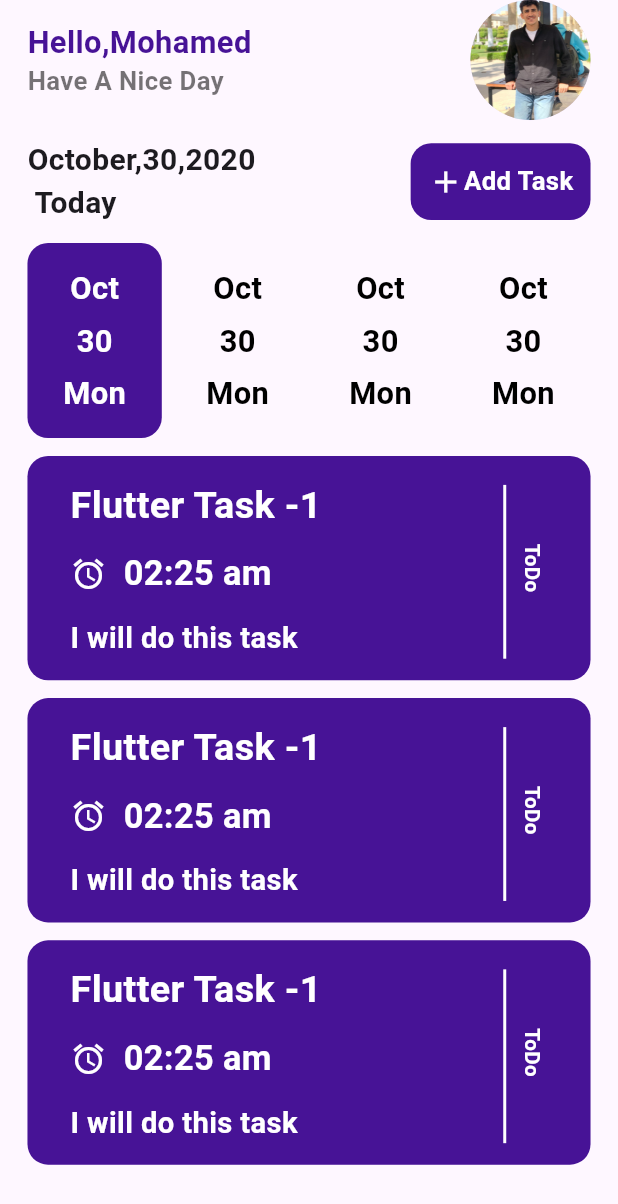
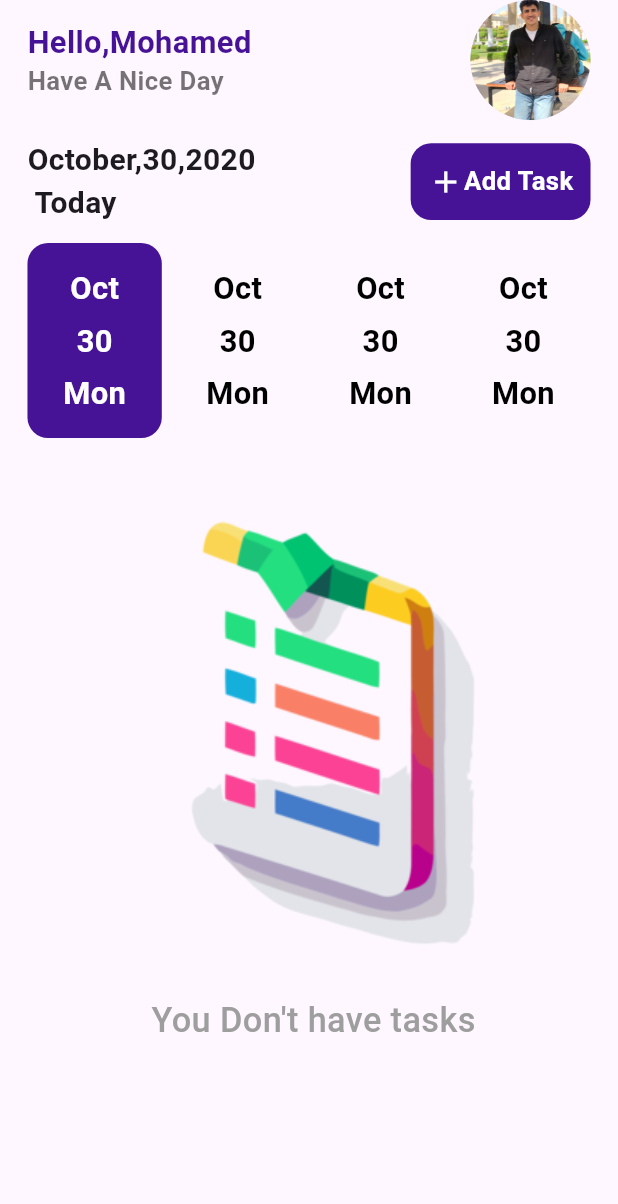
Before and after one commit to MohamedKhaled1151/Taskati_App, a Flutter app: the screen it shows after launch, on a phone screen of 412 x 824 dp. Shown: the top 1204 px of the screen. Run offline on Flutter 3.47's test engine with Material 3 defaults, Android fonts, the phone set to English and light mode, and no system bars; our stand-ins replace flutter_screenutil.

```diff
--- a/lib/features/add_task/widgets/select_color.dart
+++ b/lib/features/add_task/widgets/select_color.dart
@@ -19,7 +19,8 @@ class _SelectColorState extends State<SelectColor> {
      Colors.blue,
      Colors.red,
      Colors.deepPurple,
-     Colors.green
+     Colors.green,
+     Colors.grey
    ];
       int activeIndex=0;
 
--- a/lib/features/add_task/widgets/text_form_filed_with_title.dart
+++ b/lib/features/add_task/widgets/text_form_filed_with_title.dart
@@ -8,6 +8,7 @@ class TextFormFiledWithTitle extends StatelessWidget {
   final String hintText;
   final int maxLine ;
   final Icon?suffixIcon;
+  final TextEditingController? controller;
   final void Function()? onTap;
    final String? Function(String?)? validator;
   const TextFormFiledWithTitle({super.key,
@@ -15,7 +16,8 @@ class TextFormFiledWithTitle extends StatelessWidget {
     required this.hintText,
     this.maxLine=1,
     this.suffixIcon,
-    this.validator, this.onTap});
+    this.validator, this.onTap,
+    this.controller});
 
   @override
   Widget build(BuildContext context) {
@@ -28,6 +30,7 @@ class TextFormFiledWithTitle extends StatelessWidget {
         ),),
         SizedBox(height: 10.h,),
         TextFormField(
+          controller: controller ,
           onTap: onTap,
           readOnly: onTap!=null,
           decoration: InputDecoration(
--- /dev/null
+++ b/lib/features/home/models/taskmodel.dart
@@ -0,0 +1,23 @@
+
+
+import 'package:flutter/material.dart';
+
+class TaskModel{
+  final String title;
+  final String startTime;
+  final String endTime;
+  final String status;
+  final String des;
+  final Color taskColors;
+
+  TaskModel({required this.title,
+    required this.startTime, required this.endTime,
+    required this.status,
+    required this.des,
+  required this.taskColors
+  });
+
+ static List <TaskModel>tasks=[
+  //
+  ];
+}
--- a/lib/features/home/widgets/home_app_bar.dart
+++ b/lib/features/home/widgets/home_app_bar.dart
@@ -2,6 +2,7 @@
 
 import 'package:flutter/material.dart';
 import 'package:flutter_screenutil/flutter_screenutil.dart';
+import 'package:taskati/features/profile/profile_screan.dart';
 
 import '../../../core/thems/app_colors.dart';
 
@@ -28,11 +29,16 @@ class HomeAppBar extends StatelessWidget {
             ),),
           ],
         ),
-        CircleAvatar(
-          radius:35.r,
-          backgroundImage:
-          AssetImage("assets/images/IMG-20250501-WA0001.jpg"),
+        InkWell(
+          onTap: (){
+            Navigator.push(context, MaterialPageRoute(builder: (context)=>ProfileScrean()));
+          },
+          child: CircleAvatar(
+            radius:35.r,
+            backgroundImage:
+            AssetImage("assets/images/IMG-20250501-WA0001.jpg"),
 
+          ),
         )
       ],
     );
--- a/lib/features/home/widgets/task_Item.dart
+++ b/lib/features/home/widgets/task_Item.dart
@@ -2,35 +2,51 @@
 
 import 'package:flutter/material.dart';
 import 'package:flutter_screenutil/flutter_screenutil.dart';
+import 'package:taskati/features/home/models/taskmodel.dart';
 
 import '../../../core/thems/app_colors.dart';
 
 class TaskItem extends StatelessWidget {
-  const TaskItem({super.key});
+  const TaskItem({super.key, });
 
   @override
   Widget build(BuildContext context) {
-    return Expanded(
+    return TaskModel.tasks.isEmpty?
+       Column(
+        children: [
+            Image.asset("assets/images/empty.png"),
+          Text(" You Don't have tasks",style: TextStyle(
+            fontSize: 20.sp,
+            fontWeight: FontWeight.w500,
+             color: Colors.grey
+          ),),
+        ],
+      )
+    : Expanded(
       child: ListView.separated(
         separatorBuilder:(context,index)=>SizedBox(height: 10.h,) ,
-        itemCount: 3,
+        itemCount: TaskModel.tasks.length,
           itemBuilder:(context,index){
             return Dismissible(
               key: UniqueKey(),
-                child: Item());
+                child: Item(taskModel: TaskModel.tasks[index],
+
+                ));
           } ),
     );
   }
 }
 class Item extends StatelessWidget {
-  const Item({super.key});
+  final TaskModel taskModel;
+
+  const Item({super.key, required this.taskModel});
 
   @override
   Widget build(BuildContext context) {
     return Container(
       padding: EdgeInsets.symmetric(horizontal:25.w,vertical:12.h  ),
       decoration: BoxDecoration(
-          color: AppColors.mianColors,
+          color: taskModel.taskColors,
           borderRadius:BorderRadius.circular(12.r)                ),
       child: IntrinsicHeight(
         child: Row(
@@ -39,7 +55,7 @@ class Item extends StatelessWidget {
               child: Column(
                 crossAxisAlignment: CrossAxisAlignment.start,
                 children: [
-                  Text("Flutter Task -1",style:
+                  Text(taskModel.title,style:
                   TextStyle(
                       fontSize: 22.sp,
                       fontWeight: FontWeight.bold,
@@ -50,14 +66,14 @@ class Item extends StatelessWidget {
                   Row(children: [
                     Icon(Icons.alarm,color: Colors.white,),
                     SizedBox(width: 10.w,),
-                    Text("02:25 am",style: TextStyle(
+                    Text("${taskModel.startTime} - ${taskModel.endTime}" ,style: TextStyle(
                         fontSize:20.sp,
                         fontWeight: FontWeight.bold,
                         color: Colors.white
                     ),)
                   ]),
                   SizedBox(height: 10.h,),
-                  Text("I will do this task",style:
+                  Text(taskModel.des,style:
                   TextStyle(
                       fontSize:17.sp,
                       fontWeight: FontWeight.w600,
@@ -74,7 +90,7 @@ class Item extends StatelessWidget {
               indent:5 ,
             ),
             RotatedBox(quarterTurns:  1,
-              child:  Text("ToDo",style: TextStyle(
+              child:  Text(taskModel.status,style: TextStyle(
                   fontWeight: FontWeight.w600,
                   fontSize: 12.sp,
                   color: Colors.white
```
Also changed, not shown: lib/features/add_task/add_task.dart (+24 -4 lines), lib/features/profile/profile_screan.dart (added, +58 -0 lines), assets/images/empty.png (added), assets/images/icons8-to-do-list.gif (deleted).
